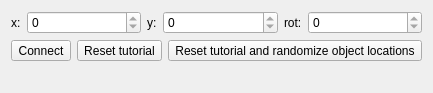
Qt form modules/TutorialPlugins/TutorialUnit/src/TutorialUnitGui.ui (OFFIS-Automation/Framework) before a commit.
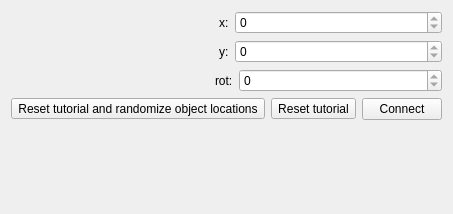
The same form after that commit. Icons and pictures are not drawn.

```diff
--- a/modules/TutorialPlugins/TutorialUnit/src/TutorialUnitGui.ui
+++ b/modules/TutorialPlugins/TutorialUnit/src/TutorialUnitGui.ui
@@ -6,8 +6,8 @@
    <rect>
     <x>0</x>
     <y>0</y>
-    <width>259</width>
-    <height>93</height>
+    <width>267</width>
+    <height>214</height>
    </rect>
   </property>
   <property name="windowTitle">
@@ -15,7 +15,22 @@
   </property>
   <layout class="QVBoxLayout" name="verticalLayout">
    <item>
+    <layout class="QVBoxLayout" name="verticalLayout_2">
+     <item>
     <layout class="QHBoxLayout" name="horizontalLayout_2">
+       <item>
+        <spacer name="horizontalSpacer_2">
+         <property name="orientation">
+          <enum>Qt::Horizontal</enum>
+         </property>
+         <property name="sizeHint" stdset="0">
+          <size>
+           <width>40</width>
+           <height>20</height>
+          </size>
+         </property>
+        </spacer>
+       </item>
      <item>
       <widget class="QLabel" name="label">
        <property name="sizePolicy">
@@ -37,6 +52,18 @@
          <verstretch>0</verstretch>
         </sizepolicy>
        </property>
+         <property name="minimumSize">
+          <size>
+           <width>120</width>
+           <height>0</height>
+          </size>
+         </property>
+         <property name="maximumSize">
+          <size>
+           <width>16777215</width>
+           <height>16777215</height>
+          </size>
+         </property>
        <property name="readOnly">
         <bool>true</bool>
        </property>
@@ -47,6 +74,23 @@
         <number>9999999</number>
        </property>
       </widget>
+       </item>
+      </layout>
+     </item>
+     <item>
+      <layout class="QHBoxLayout" name="horizontalLayout_5">
+       <item>
+        <spacer name="horizontalSpacer_3">
+         <property name="orientation">
+          <enum>Qt::Horizontal</enum>
+         </property>
+         <property name="sizeHint" stdset="0">
+          <size>
+           <width>40</width>
+           <height>20</height>
+          </size>
+         </property>
+        </spacer>
      </item>
      <item>
       <widget class="QLabel" name="label_2">
@@ -69,6 +113,18 @@
          <verstretch>0</verstretch>
         </sizepolicy>
        </property>
+         <property name="minimumSize">
+          <size>
+           <width>120</width>
+           <height>0</height>
+          </size>
+         </property>
+         <property name="maximumSize">
+          <size>
+           <width>16777215</width>
+           <height>16777215</height>
+          </size>
+         </property>
        <property name="readOnly">
         <bool>true</bool>
        </property>
@@ -79,6 +135,23 @@
         <number>9999999</number>
        </property>
       </widget>
+       </item>
+      </layout>
+     </item>
+     <item>
+      <layout class="QHBoxLayout" name="horizontalLayout_7">
+       <item>
+        <spacer name="horizontalSpacer_4">
+         <property name="orientation">
+          <enum>Qt::Horizontal</enum>
+         </property>
+         <property name="sizeHint" stdset="0">
+          <size>
+           <width>40</width>
+           <height>20</height>
+          </size>
+         </property>
+        </spacer>
      </item>
      <item>
       <widget class="QLabel" name="label_3">
@@ -101,6 +174,18 @@
          <verstretch>0</verstretch>
         </sizepolicy>
        </property>
+         <property name="minimumSize">
+          <size>
+           <width>120</width>
+           <height>0</height>
+          </size>
+         </property>
+         <property name="maximumSize">
+          <size>
+           <width>16777215</width>
+           <height>16777215</height>
+          </size>
+         </property>
        <property name="readOnly">
         <bool>true</bool>
        </property>
@@ -111,13 +196,56 @@
         <number>9999999</number>
        </property>
       </widget>
+       </item>
+      </layout>
      </item>
     </layout>
    </item>
    <item>
     <layout class="QHBoxLayout" name="horizontalLayout">
      <item>
-      <widget class="QToolButton" name="connectButton">
+      <widget class="QToolButton" name="resetRandomButton">
+       <property name="toolTip">
+        <string>Reset tutorial and randomize object locations</string>
+       </property>
+       <property name="text">
+        <string>Reset tutorial and randomize object locations</string>
+       </property>
+       <property name="icon">
+        <iconset resource="../images/images.qrc">
+         <normaloff>:/TutorialPlugin/arrow_switch.png</normaloff>:/TutorialPlugin/arrow_switch.png</iconset>
+       </property>
+      </widget>
+     </item>
+     <item>
+      <widget class="QToolButton" name="resetButton">
+       <property name="toolTip">
+        <string>Reset tutorial</string>
+       </property>
+       <property name="text">
+        <string>Reset tutorial</string>
+       </property>
+       <property name="icon">
+        <iconset resource="../images/images.qrc">
+         <normaloff>:/TutorialPlugin/arrow_undo.png</normaloff>:/TutorialPlugin/arrow_undo.png</iconset>
+       </property>
+      </widget>
+     </item>
+     <item>
+      <spacer name="horizontalSpacer">
+       <property name="orientation">
+        <enum>Qt::Horizontal</enum>
+       </property>
+       <property name="sizeHint" stdset="0">
+        <size>
+         <width>40</width>
+         <height>20</height>
+        </size>
+       </property>
+      </spacer>
+     </item>
+     <item>
+      <widget class="QPushButton" name="connectButton">
        <property name="text">
         <string>Connect</string>
        </property>
@@ -125,50 +253,6 @@
         <iconset resource="../images/images.qrc">
          <normaloff>:/TutorialPlugin/disconnect.png</normaloff>
          <normalon>:/TutorialPlugin/connect.png</normalon>:/TutorialPlugin/disconnect.png</iconset>
-       </property>
-       <property name="checkable">
-        <bool>true</bool>
-       </property>
-      </widget>
-     </item>
-     <item>
-      <spacer name="horizontalSpacer">
-       <property name="orientation">
-        <enum>Qt::Horizontal</enum>
-       </property>
-       <property name="sizeHint" stdset="0">
-        <size>
-         <width>40</width>
-         <height>20</height>
-        </size>
-       </property>
-      </spacer>
-     </item>
-     <item>
-      <widget class="QToolButton" name="resetButton">
-       <property name="toolTip">
-        <string>Reset tutorial</string>
-       </property>
-       <property name="text">
-        <string>Reset tutorial</string>
-       </property>
-       <property name="icon">
-        <iconset resource="../images/images.qrc">
-         <normaloff>:/TutorialPlugin/arrow_undo.png</normaloff>:/TutorialPlugin/arrow_undo.png</iconset>
-       </property>
-      </widget>
-     </item>
-     <item>
-      <widget class="QToolButton" name="resetRandomButton">
-       <property name="toolTip">
-        <string>Reset tutorial and randomize object locations</string>
-       </property>
-       <property name="text">
-        <string>Reset tutorial and randomize object locations</string>
-       </property>
-       <property name="icon">
-        <iconset resource="../images/images.qrc">
-         <normaloff>:/TutorialPlugin/arrow_switch.png</normaloff>:/TutorialPlugin/arrow_switch.png</iconset>
        </property>
       </widget>
      </item>
```
Lines whose indentation alone changed are shown as unchanged.
